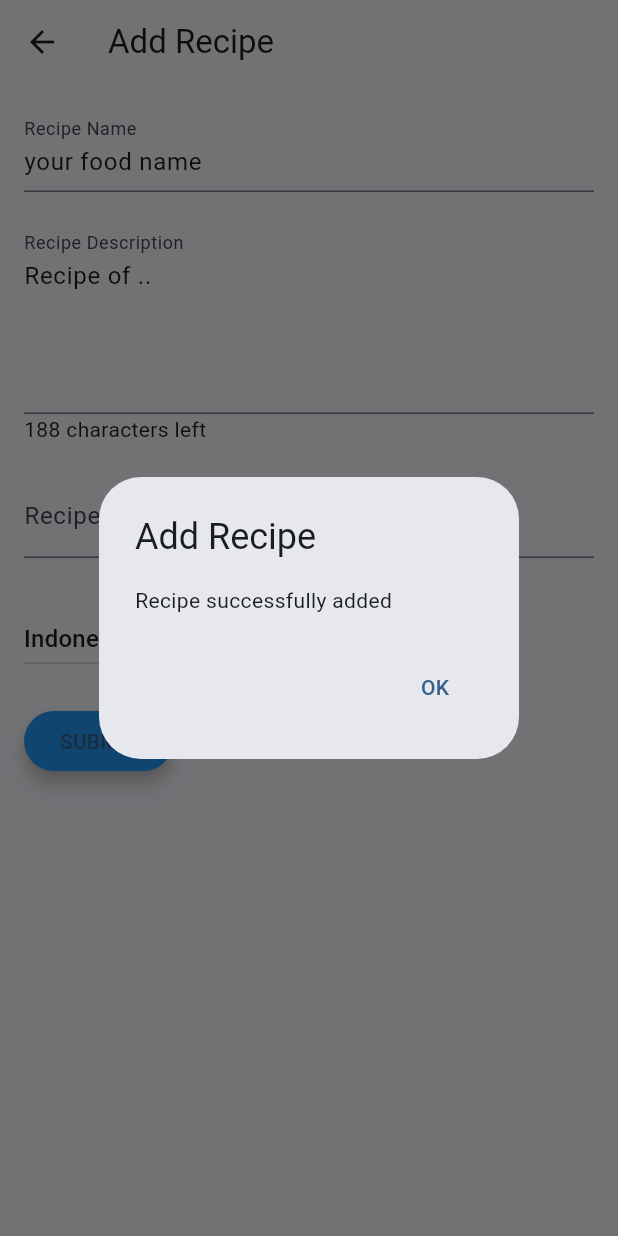
After one commit to LouisVoterra/emergingtech_gasal2425, a Flutter app: the AddRecipe screen opened by its route, after a tap on "SUBMIT", on a phone screen of 412 x 824 dp. The commit adds this screen. Run offline on Flutter 3.47's test engine with Material 3 defaults, Android fonts, the phone set to English and light mode, and no system bars; our stand-ins replace google_fonts; network calls fail.

Commit message:
Week 4 Done

```diff
--- /dev/null
+++ b/lib/class/addrecipe.dart
@@ -0,0 +1,159 @@
+import 'package:emergingtech_gasal2425_louis/class/recipe.dart';
+import 'package:flutter/material.dart';
+
+class AddRecipe extends StatefulWidget {
+  const AddRecipe({super.key});
+
+  @override
+  State<StatefulWidget> createState() {
+    return _AddRecipeState();
+  }
+}
+
+class _AddRecipeState extends State<AddRecipe> {
+  // Controllers
+  final TextEditingController _recipeNameController = TextEditingController();
+  final TextEditingController _recipeDescController = TextEditingController();
+  final TextEditingController _recipePhotoController = TextEditingController();
+
+  int _charleft = 0;
+  String _recipeCategory = "Indonesian"; // pindah ke sini ✅
+
+  @override
+  void initState() {
+    super.initState();
+    _recipeNameController.text = "your food name";
+    _recipeDescController.text = "Recipe of ..";
+    _charleft = 200 - _recipeDescController.text.length;
+  }
+
+  @override
+  void dispose() {
+    _recipeNameController.dispose();
+    _recipeDescController.dispose();
+    _recipePhotoController.dispose();
+    super.dispose();
+  }
+
+  // fungsi buat handle warna tombol
+  Color getButtonColor(Set<MaterialState> states) {
+    if (states.contains(MaterialState.pressed)) {
+      return Colors.red;
+    } else {
+      return Colors.blue;
+    }
+  }
+
+  @override
+  Widget build(BuildContext context) {
+    return Scaffold(
+      appBar: AppBar(
+        title: const Text('Add Recipe'),
+      ),
+      body: Padding(
+        padding: const EdgeInsets.all(16.0),
+        child: SingleChildScrollView( // biar aman kalau layar kecil
+          child: Column(
+            crossAxisAlignment: CrossAxisAlignment.start,
+            children: [
+              TextField(
+                controller: _recipeNameController,
+                decoration: const InputDecoration(
+                  labelText: "Recipe Name",
+                ),
+              ),
+              const SizedBox(height: 20),
+              TextField(
+                controller: _recipeDescController,
+                keyboardType: TextInputType.multiline,
+                maxLines: null,
+                minLines: 4,
+                decoration: const InputDecoration(
+                  labelText: "Recipe Description",
+                ),
+                onChanged: (v) {
+                  setState(() {
+                    _charleft = 200 - v.length;
+                  });
+                },
+              ),
+              Text("$_charleft characters left"),
+              const SizedBox(height: 20),
+              TextField(
+                controller: _recipePhotoController,
+                decoration: const InputDecoration(
+                  labelText: "Recipe Photo URL",
+                ),
+                onChanged: (v) {   // ✅ ganti onSubmitted ke onChanged
+                  setState(() {});
+                },
+              ),
+              const SizedBox(height: 10),
+              if (_recipePhotoController.text.isNotEmpty)
+                Image.network(
+                  _recipePhotoController.text,
+                  height: 150,
+                  errorBuilder: (context, error, stackTrace) =>
+                      const Text("Invalid image URL"),
+                ),
+              const SizedBox(height: 20),
+              DropdownButton<String>(
+                items: const [
+                  DropdownMenuItem(
+                    value: "Indonesian",
+                    child: Text("Indonesian"),
+                  ),
+                  DropdownMenuItem(
+                    value: "Japanese",
+                    child: Text("Japanese"),
+                  ),
+                  DropdownMenuItem(
+                    value: "Korean",
+                    child: Text("Korean"),
+                  ),
+                ],
+                value: _recipeCategory,
+                onChanged: (value) {
+                  setState(() {
+                    _recipeCategory = value!;
+                  });
+                },
+              ),
+              const SizedBox(height: 20),
+              ElevatedButton(
+                style: ButtonStyle(
+                  elevation: const MaterialStatePropertyAll(5),
+                  backgroundColor:
+                      MaterialStateProperty.resolveWith(getButtonColor),
+                ),
+                onPressed: () {
+                  recipes.add(Recipe(
+                    id: recipes.length + 1,
+                    name: _recipeNameController.text,
+                    desc: _recipeDescController.text,
+                    photo: _recipePhotoController.text,
+                    // category bisa ikut dimasukkan juga kalau Recipe punya field
+                  ));
+                  showDialog<String>(
+                    context: context,
+                    builder: (BuildContext context) => AlertDialog(
+                      title: const Text('Add Recipe'),
+                      content: const Text('Recipe successfully added'),
+                      actions: <Widget>[
+                        TextButton(
+                          onPressed: () => Navigator.pop(context, 'OK'),
+                          child: const Text('OK'),
+                        ),
+                      ],
+                    ),
+                  );
+                },
+                child: const Text('SUBMIT'),
+              ),
+            ],
+          ),
+        ),
+      ),
+    );
+  }
+}
--- /dev/null
+++ b/lib/class/recipe.dart
@@ -0,0 +1,35 @@
+class Recipe {
+  int id;
+  String name;
+  String photo;
+  String desc;
+
+  Recipe({
+    required this.id,
+    required this.name,
+    required this.photo,
+    required this.desc,
+  });
+}
+
+// langsung inisialisasi list di sini
+var recipes = <Recipe>[
+  Recipe(
+    id: 1,
+    name: 'Rujak Cingur',
+    photo: 'https://www.astronauts.id/blog/wp-content/uploads/2023/12/rujak-cingur-makanan-khas-daerah-jawa-timur.jpg',
+    desc: 'Rujak Cingur, makanan khas Surabaya, menjadi unik dengan menggunakan cingur (mulut sapi) sebagai bahan utama.',
+  ),
+  Recipe(
+    id: 2,
+    name: 'Nasi Gudeg',
+    photo: 'https://www.astronauts.id/blog/wp-content/uploads/2023/12/nasi-gudeg-makanan-khas-daerah-DI-Jogjakarta.jpg',
+    desc: 'Nasi Gudeg, kuliner khas Jogja, merupakan olahan nangka muda yang dimasak dengan santan.',
+  ),
+  Recipe(
+    id: 3,
+    name: 'Palumara',
+    photo: 'https://www.astronauts.id/blog/wp-content/uploads/2023/12/palumara-makanan-khas-daerah-sulawesi-tengah.jpg',
+    desc: 'Palumara, sup ikan khas Sulawesi Tengah, adalah perpaduan citarasa pedas dan asam yang menggoda selera.',
+  ),
+];
```
Also changed, not shown: lib/Quiz.dart (added, +32 -0 lines), lib/basket.dart (+72 -17 lines), lib/main.dart (+12 -2 lines).
